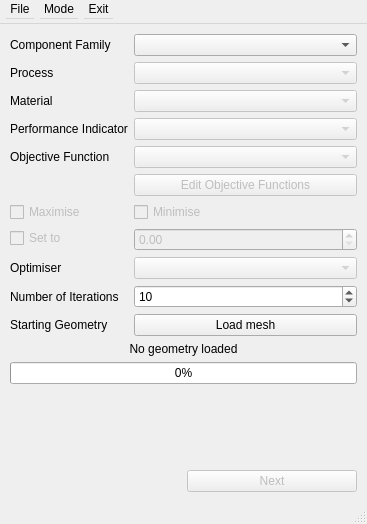
First picture: the form in ui/optimisation_setup.ui, repository 1alex2lee/masters_3d, before the edit.
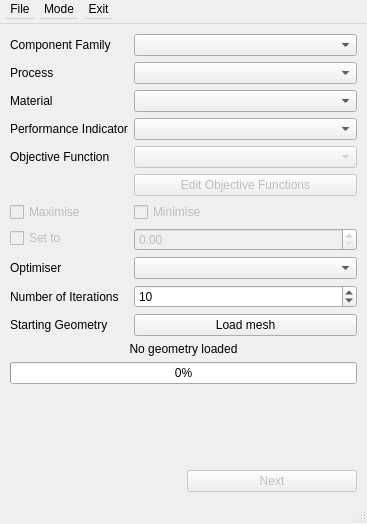
Second picture: the form after the edit.

```diff
--- a/ui/optimisation_setup.ui
+++ b/ui/optimisation_setup.ui
@@ -80,7 +80,7 @@
       <item row="1" column="1">
        <widget class="QComboBox" name="process_dropdown">
         <property name="enabled">
-         <bool>false</bool>
+         <bool>true</bool>
         </property>
        </widget>
       </item>
@@ -94,7 +94,7 @@
       <item row="2" column="1">
        <widget class="QComboBox" name="material_dropdown">
         <property name="enabled">
-         <bool>false</bool>
+         <bool>true</bool>
         </property>
        </widget>
       </item>
@@ -108,7 +108,7 @@
       <item row="3" column="1">
        <widget class="QComboBox" name="indicator_dropdown">
         <property name="enabled">
-         <bool>false</bool>
+         <bool>true</bool>
         </property>
        </widget>
       </item>
@@ -176,7 +176,7 @@
       <item row="8" column="1">
        <widget class="QComboBox" name="optimiser_dropdown">
         <property name="enabled">
-         <bool>false</bool>
+         <bool>true</bool>
         </property>
        </widget>
       </item>
```
